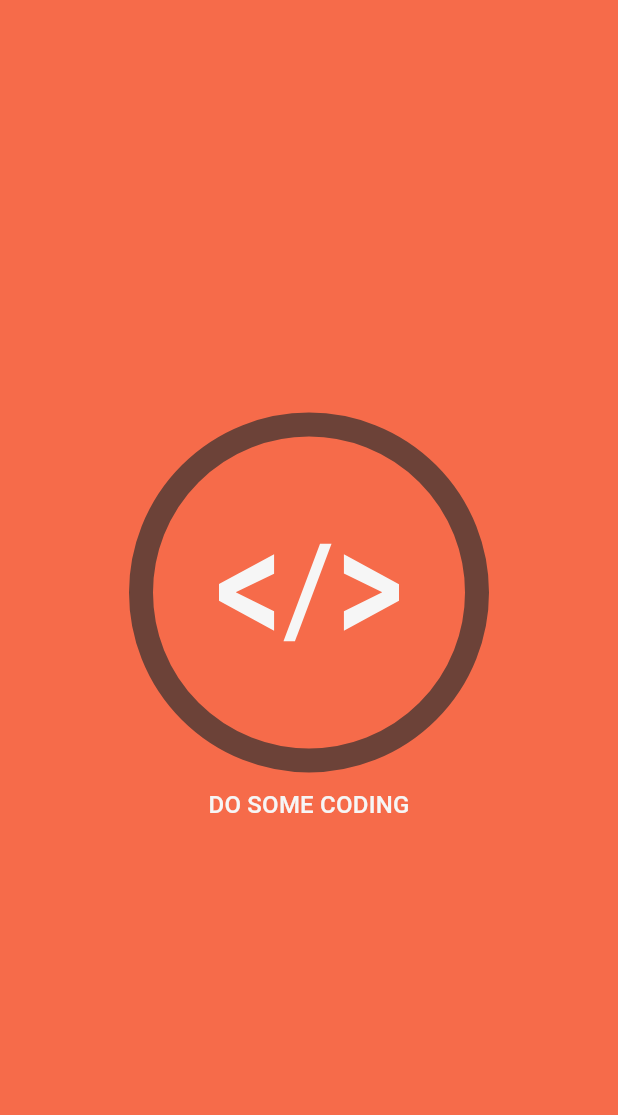
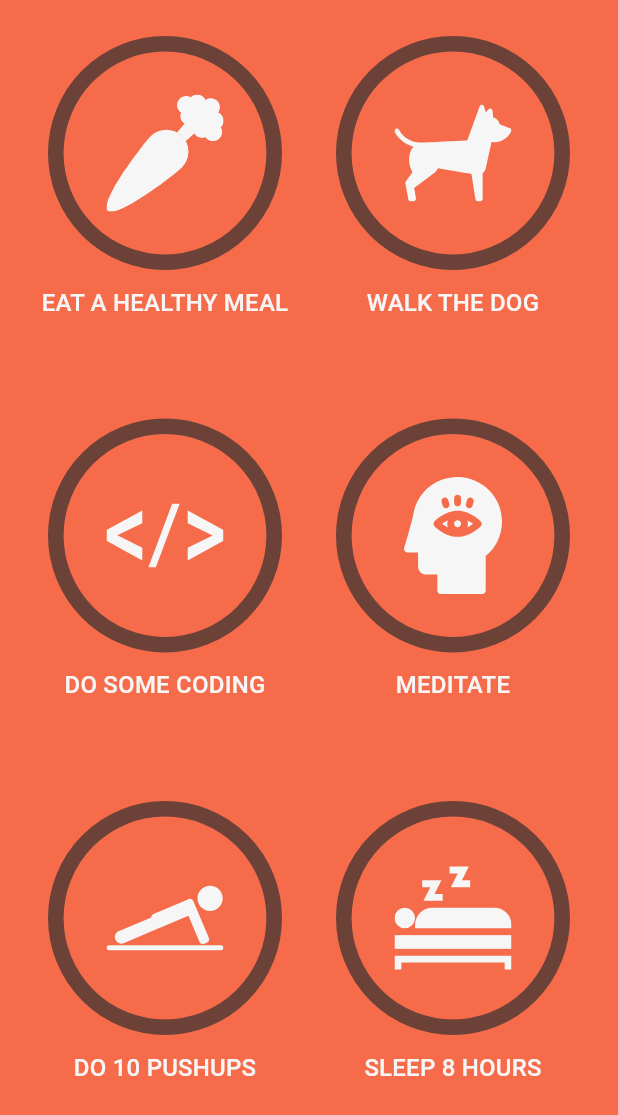
Before and after one commit to MohammadLashkari/habit-tracker, a Flutter app: the screen it shows after launch, on a phone screen of 412 x 824 dp. Shown: the top 1115 px of the screen. Run offline on Flutter 3.47's test engine with Material 3 defaults, Android fonts, the phone set to English and light mode, and no system bars; our stand-ins replace flutter_riverpod, flutter_svg.

Commit message:
implement task grid view

```diff
--- a/lib/home/home_page.dart
+++ b/lib/home/home_page.dart
@@ -1,7 +1,7 @@
 import 'package:flutter/material.dart';
 import 'package:habit_tracker/constants/app_assets.dart';
+import 'package:habit_tracker/home/tasks_grid.dart';
 import 'package:habit_tracker/models/task_preset.dart';
-import 'package:habit_tracker/task/task_with_name.dart';
 import 'package:habit_tracker/theming/app_theme.dart';
 
 class HomePage extends StatefulWidget {
@@ -17,12 +17,17 @@ class _HomePageState extends State<HomePage>
   Widget build(BuildContext context) {
     return Scaffold(
       backgroundColor: AppTheme.of(context).primary,
-      body: const Center(
-        child: SizedBox(
-          width: 240,
-          child: TaskWithName(
-            task: TaskPreset(name: 'Do Some Coding', iconName: AppAssets.html),
-          ),
+      body: const Padding(
+        padding: EdgeInsets.all(24.0),
+        child: TasksGrid(
+          tasks: [
+            TaskPreset(name: 'Eat a Healthy Meal', iconName: AppAssets.carrot),
+            TaskPreset(name: 'Walk the Dog', iconName: AppAssets.dog),
+            TaskPreset(name: 'Do Some Coding', iconName: AppAssets.html),
+            TaskPreset(name: 'Meditate', iconName: AppAssets.meditation),
+            TaskPreset(name: 'Do 10 Pushups', iconName: AppAssets.pushups),
+            TaskPreset(name: 'Sleep 8 Hours', iconName: AppAssets.rest),
+          ],
         ),
       ),
     );
--- /dev/null
+++ b/lib/home/tasks_grid.dart
@@ -0,0 +1,28 @@
+import 'package:flutter/material.dart';
+import 'package:habit_tracker/models/task_preset.dart';
+import 'package:habit_tracker/task/task_with_name.dart';
+
+class TasksGrid extends StatelessWidget {
+  const TasksGrid({super.key, required this.tasks});
+  final List<TaskPreset> tasks;
+
+  @override
+  Widget build(BuildContext context) {
+    return GridView.builder(
+      physics: const NeverScrollableScrollPhysics(),
+      gridDelegate: const SliverGridDelegateWithFixedCrossAxisCount(
+        crossAxisCount: 2,
+        crossAxisSpacing: 20,
+        mainAxisSpacing: 40,
+        childAspectRatio: 0.8,
+      ),
+      itemCount: tasks.length,
+      itemBuilder: (context, index) {
+        final task = tasks[index];
+        return TaskWithName(
+          task: task,
+        );
+      },
+    );
+  }
+}
--- a/lib/task/task_with_name.dart
+++ b/lib/task/task_with_name.dart
@@ -13,7 +13,10 @@ class TaskWithName extends StatelessWidget {
     return Column(
       mainAxisSize: MainAxisSize.min,
       children: [
-        AnimatedTask(iconName: task.iconName),
+        Padding(
+          padding: const EdgeInsets.symmetric(horizontal: 8.0),
+          child: AnimatedTask(iconName: task.iconName),
+        ),
         const SizedBox(height: 10.0),
         Text(
           task.name.toUpperCase(),
```
Also changed, not shown: lib/task/exam.dart (added, +56 -0 lines).
